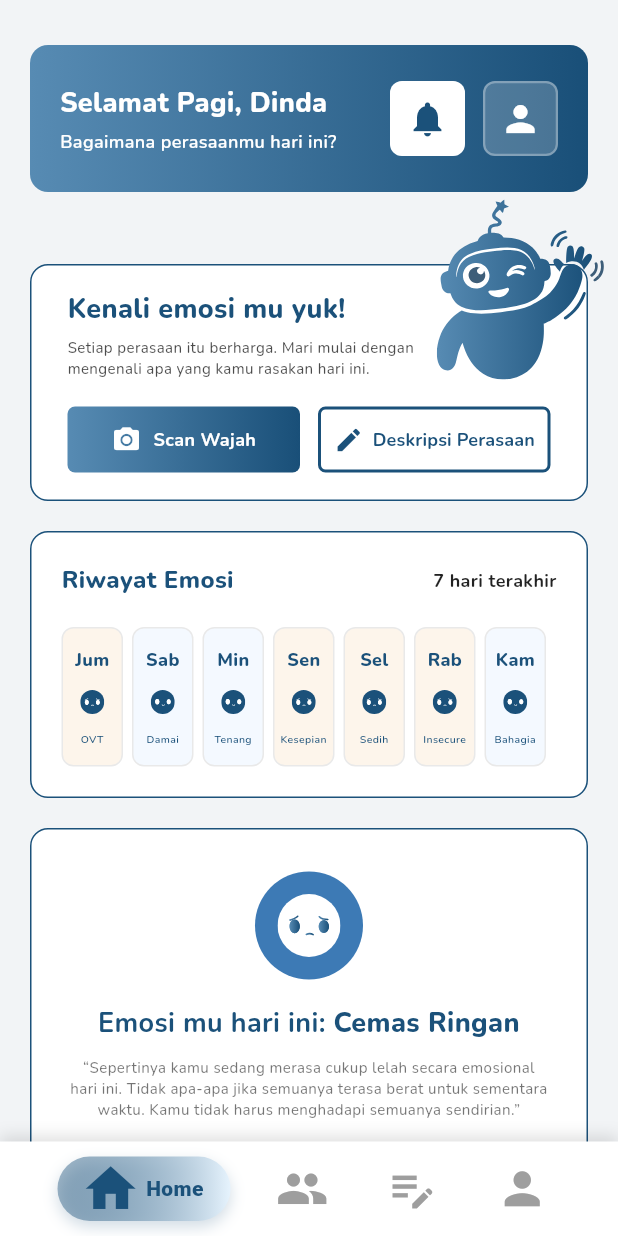
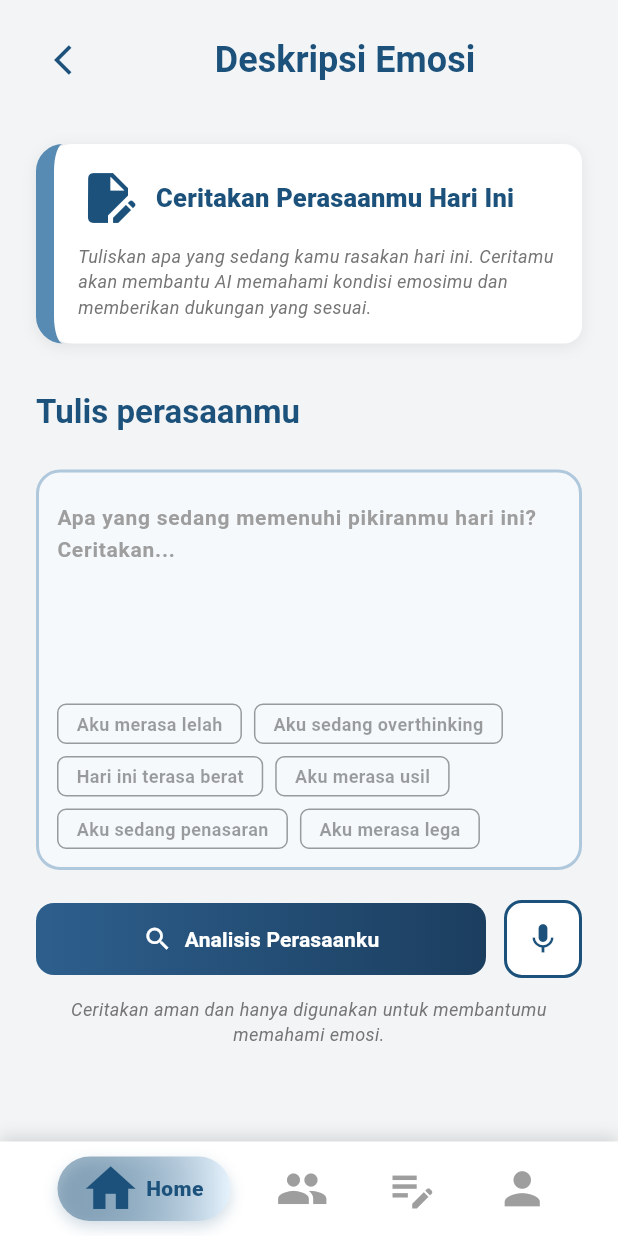
Before and after one commit to faradisyulianto20/partner, a Flutter app: the InputDataPage screen opened by its route, after a tap on "Daftar", after a tap on "Deskripsi Perasaan", on a phone screen of 412 x 824 dp. Run offline on Flutter 3.47's test engine with Material 3 defaults, Android fonts, the phone set to English and light mode, and no system bars; our stand-ins replace camera, dotted_border, flutter_svg, go_router, google_fonts, image_picker.

Commit message:
feat: add emotion description page

```diff
--- a/lib/pages/auth/input_data_page.dart
+++ b/lib/pages/auth/input_data_page.dart
@@ -254,7 +254,7 @@ class _InputDataPageState extends State<InputDataPage> {
                       child: Material(
                         color: Colors.transparent,
                         child: InkWell(
-                          onTap: () => context.go('/'),
+                          onTap: () => context.go('/home'),
                           borderRadius: BorderRadius.circular(30),
                           child: Padding(
                             padding: const EdgeInsets.symmetric(vertical: 14),
--- /dev/null
+++ b/lib/pages/home/analysis_result.dart
@@ -0,0 +1,15 @@
+import 'package:flutter/material.dart';
+
+class AnalysisResult extends StatefulWidget {
+  const AnalysisResult({super.key});
+
+  @override
+  State<AnalysisResult> createState() => _AnalysisResultState();
+}
+
+class _AnalysisResultState extends State<AnalysisResult> {
+  @override
+  Widget build(BuildContext context) {
+    return const Placeholder();
+  }
+}
--- /dev/null
+++ b/lib/pages/home/emotion_description_page.dart
@@ -0,0 +1,331 @@
+import 'package:flutter/material.dart';
+
+class EmotionDescriptionPage extends StatefulWidget {
+  const EmotionDescriptionPage({super.key});
+
+  @override
+  State<EmotionDescriptionPage> createState() => _EmotionDescriptionPageState();
+}
+
+class _EmotionDescriptionPageState extends State<EmotionDescriptionPage> {
+  @override
+  Widget build(BuildContext context) {
+    return const Scaffold(
+      body: SafeArea(
+        child: Column(
+          children: [
+            Header(),
+            Label(),
+            Expanded(
+              child: EmotionDescription(),
+            ),
+          ],
+        ),
+      ),
+    );
+  }
+}
+
+class Header extends StatelessWidget {
+  const Header({super.key});
+
+  @override
+  Widget build(BuildContext context) {
+    return Container(
+      padding: const EdgeInsets.symmetric(horizontal: 24, vertical: 16),
+      child: Row(
+        children: [
+          IconButton(
+            onPressed: () => Navigator.pop(context),
+            icon: const Icon(Icons.arrow_back_ios, color: Color(0xFF1B517A)),
+          ),
+          Expanded(
+            child: Text(
+              'Deskripsi Emosi',
+              style: Theme.of(context).textTheme.headlineSmall?.copyWith(
+                fontWeight: FontWeight.bold,
+                color: const Color(0xFF1B517A),
+              ),
+              textAlign: TextAlign.center,
+            ),
+          ),
+        ],
+      ),
+    );
+  }
+}
+
+class Label extends StatelessWidget {
+
+  const Label({super.key});
+
+  @override
+  Widget build(BuildContext context) {
+    return
+    SingleChildScrollView(
+      padding: const EdgeInsets.symmetric(horizontal: 24, vertical: 16),
+      child: Container(
+        padding: const EdgeInsets.all(16),
+        decoration: BoxDecoration(
+          color: Colors.white,
+          borderRadius: const BorderRadius.only(
+            topLeft: Radius.circular(18),
+            bottomLeft: Radius.circular(18),
+            bottomRight: Radius.circular(12),
+            topRight: Radius.circular(12),
+          ),
+          border: const Border(
+            left: BorderSide(
+              width: 12,
+              color: Color(0xFF578BB3),
+            )
+          ),
+          boxShadow: [
+            BoxShadow(
+              color: Colors.black.withOpacity(0.07),
+              blurRadius: 8,
+              offset: const Offset(0, 2),
+            ),
+          ],
+        ),
+        child: Column(
+          crossAxisAlignment: CrossAxisAlignment.start,
+          children: [
+            Row(
+              crossAxisAlignment: CrossAxisAlignment.center,
+              children: [
+                const Icon(Icons.edit_document, size: 40, color: Color(0xFF1B517A)),
+                const SizedBox(width: 12),
+                Expanded(
+                  child: Text(
+                    'Ceritakan Perasaanmu Hari Ini',
+                    style: Theme.of(context).textTheme.titleMedium?.copyWith(
+                      fontWeight: FontWeight.w800,
+                      fontSize: 17,
+                      color: const Color(0xFF1B517A),
+                    ),
+                  ),
+                ),
+              ],
+            ),
+            const SizedBox(height: 10),
+            Text(
+              'Tuliskan apa yang sedang kamu rasakan hari ini. Ceritamu akan membantu AI memahami kondisi emosimu dan memberikan dukungan yang sesuai.',
+              style: Theme.of(context).textTheme.bodyMedium?.copyWith(
+                color: Colors.grey[600],
+                fontStyle: FontStyle.italic,
+                fontSize: 12,
+              ),
+            ),
+          ],
+        ),
+      ),
+    );
+  }
+}
+
+class EmotionDescription extends StatefulWidget {
+  const EmotionDescription({super.key});
+
+  @override
+  State<EmotionDescription> createState() => _EmotionDescriptionState();
+}
+
+class _EmotionDescriptionState extends State<EmotionDescription> {
+  final TextEditingController _controller = TextEditingController();
+  final List<String> emotionTags = [
+    'Aku merasa lelah',
+    'Aku sedang overthinking',
+    'Hari ini terasa berat',
+    'Aku merasa usil',
+    'Aku sedang penasaran',
+    'Aku merasa lega',
+  ];
+
+  // ✅ Fungsi untuk mengisi TextField dengan teks dari shortcut tag
+  void _onTagTapped(String tag) {
+    final current = _controller.text.trim();
+    if (current.isEmpty) {
+      _controller.text = tag;
+    } else {
+      _controller.text = '$current $tag';
+    }
+    // Pindahkan kursor ke akhir teks
+    _controller.selection = TextSelection.fromPosition(
+      TextPosition(offset: _controller.text.length),
+    );
+  }
+
+  @override
+  Widget build(BuildContext context) {
+    return SingleChildScrollView(
+      padding: const EdgeInsets.symmetric(horizontal: 24, vertical: 16),
+      child: Column(
+        crossAxisAlignment: CrossAxisAlignment.start,
+        children: [
+          // Judul
+          Text(
+            'Tulis perasaanmu',
+            style: Theme.of(context).textTheme.titleLarge?.copyWith(
+              fontWeight: FontWeight.bold,
+              color: const Color(0xFF1B517A),
+            ),
+          ),
+          const SizedBox(height: 16),
+
+          const SizedBox(height: 8),
+
+          Column(
+            crossAxisAlignment: CrossAxisAlignment.start,
+            children: [
+              Container(
+                padding: const EdgeInsets.all(12),
+                decoration: BoxDecoration(
+                  color: const Color(0xFFF5F9FC),
+                  borderRadius: BorderRadius.circular(16),
+                  border: Border.all(
+                  color: const Color(0xFFB0C8DC),
+                  width: 2,
+                  ),
+                ),
+                child: Column(
+                  crossAxisAlignment: CrossAxisAlignment.start,
+                  mainAxisAlignment: MainAxisAlignment.start,
+                  children: [
+                    TextField(
+                      controller: _controller,
+                      maxLines: 6,
+                      decoration: InputDecoration(
+                        hintText: 'Apa yang sedang memenuhi pikiranmu hari ini? Ceritakan...',
+                        hintStyle: TextStyle(
+                          color: Colors.grey[500],
+                          fontSize: 14,
+                        ),
+                        border: InputBorder.none,
+                      ),
+                      style: const TextStyle(
+                        fontSize: 14,
+                        color: Color(0xFF1B517A),
+                        fontWeight: FontWeight.w600,
+                      ),
+                    ),
+
+                    // ✅ Shortcut Label (Quick message) dengan fungsi onTap
+                    Wrap(
+                      spacing: 8,
+                      runSpacing: 8,
+                      children: emotionTags.map((tag) {
+                        return GestureDetector(
+                          onTap: () => _onTagTapped(tag),
+                          child: Container(
+                            padding: const EdgeInsets.symmetric(horizontal: 12, vertical: 4),
+                            decoration: BoxDecoration(
+                              border: Border.all(
+                                color: Colors.black38,
+                                width: 1,
+                              ),
+                              borderRadius: BorderRadius.circular(6),
+                            ),
+                            child: Text(
+                              tag,
+                              style: const TextStyle(
+                                fontSize: 12,
+                                color: Colors.black38,
+                                fontWeight: FontWeight.w600,
+                              ),
+                            ),
+                          ),
+                        );
+                      }).toList(),
+                    ),
+                  ],
+                ),
+              ),
+            ],
+          ),
+
+          const SizedBox(height: 20),
+
+          // Analysis Button & Voice Button
+          Row(
+            children: [
+              Expanded(
+                child: Container(
+                  decoration: BoxDecoration(
+                    gradient: const LinearGradient(
+                      begin: Alignment.centerLeft,
+                      end: Alignment.centerRight,
+                      colors: [
+                        Color(0xFF2D5F8D),
+                        Color(0xFF1B3E5F),
+                      ],
+                    ),
+                    borderRadius: BorderRadius.circular(12),
+                  ),
+                  child: MaterialButton(
+                    onPressed: () {},
+                    padding: const EdgeInsets.symmetric(vertical: 14),
+                    child: const Row(
+                      mainAxisAlignment: MainAxisAlignment.center,
+                      children: [
+                        Icon(Icons.search, color: Colors.white, size: 20),
+                        SizedBox(width: 8),
+                        Text(
+                          'Analisis Perasaanku',
+                          style: TextStyle(
+                            color: Colors.white,
+                            fontSize: 14,
+                            fontWeight: FontWeight.w700,
+                          ),
+                        ),
+                      ],
+                    ),
+                  ),
+                ),
+              ),
+              const SizedBox(width: 12),
+              Container(
+                decoration: BoxDecoration(
+                  color: Colors.white,
+                  borderRadius: BorderRadius.circular(12),
+                  border: Border.all(
+                    color: const Color(0xFF1B517A),
+                    width: 2,
+                  ),
+                ),
+                child: IconButton(
+                  onPressed: () {},
+                  icon: const Icon(
+                    Icons.mic,
+                    color: Color(0xFF1B517A),
+                    size: 24,
+                  ),
+                ),
+              ),
+            ],
+          ),
+          const SizedBox(height: 12),
+
+          // Disclaimer text
+          Center(
+            child: Text(
+              'Ceritakan aman dan hanya digunakan untuk membantumu memahami emosi.',
+              textAlign: TextAlign.center,
+              style: TextStyle(
+                fontSize: 12,
+                color: Colors.grey[600],
+                fontStyle: FontStyle.italic,
+              ),
+            ),
+          ),
+        ],
+      ),
+    );
+  }
+
+  @override
+  void dispose() {
+    _controller.dispose();
+    super.dispose();
+  }
+}
--- /dev/null
+++ b/lib/pages/home/expression_detection.dart
@@ -0,0 +1,15 @@
+import 'package:flutter/material.dart';
+
+class ExpressionDetection extends StatefulWidget {
+  const ExpressionDetection({super.key});
+
+  @override
+  State<ExpressionDetection> createState() => _ExpressionDetectionState();
+}
+
+class _ExpressionDetectionState extends State<ExpressionDetection> {
+  @override
+  Widget build(BuildContext context) {
+    return const Placeholder();
+  }
+}
--- a/lib/pages/route.dart
+++ b/lib/pages/route.dart
@@ -6,9 +6,9 @@ import 'package:hackathon/pages/journal/journal_page.dart';
 import 'package:hackathon/pages/profile/profile_page.dart';
 
 final GoRouter router = GoRouter(
-  initialLocation: '/',
+  initialLocation: '/home',
   routes: [
-    GoRoute(path: '/', builder: (context, state) => const HomePage()),
+    GoRoute(path: '/home', builder: (context, state) => const HomePage()),
     GoRoute(path: '/partner', builder: (context, state) => const PartnerPage()),
     GoRoute(path: '/journal', builder: (context, state) => const JournalPage()),
     GoRoute(path: '/profile', builder: (context, state) => const ProfilePage()),
--- a/lib/router.dart
+++ b/lib/router.dart
@@ -2,6 +2,7 @@ import 'package:go_router/go_router.dart';
 
 // main route
 import 'package:hackathon/pages/home/home.dart';
+import 'package:hackathon/pages/home/emotion_description_page.dart';
 
 import 'package:hackathon/pages/home/home_page.dart';
 import 'package:hackathon/pages/journal/journal_page.dart';
@@ -22,7 +23,7 @@ bool token = false;
 String get _initialLocation {
   if (firstInstall) return '/onboarding/welcome';
   if (!token) return '/login';
-  return '/';
+  return '/home';
 }
 
 final GoRouter router = GoRouter(
@@ -49,7 +50,13 @@ final GoRouter router = GoRouter(
       },
       branches: [
         StatefulShellBranch(routes: [
-          GoRoute(path: '/', builder: (context, state) => const HomePage()),
+          GoRoute(
+            path: '/home',
+            builder: (context, state) => const HomePage(),
+            routes: [
+              GoRoute(path: 'emotion-description', builder: (context, state) => const EmotionDescriptionPage()),
+            ]
+          ),
         ]),
         StatefulShellBranch(routes: [
           GoRoute(
--- a/lib/widgets/home/home_cta.dart
+++ b/lib/widgets/home/home_cta.dart
@@ -1,4 +1,5 @@
 import 'package:flutter/material.dart';
+import 'package:go_router/go_router.dart';
 import 'package:flutter_svg/flutter_svg.dart';
 import 'package:google_fonts/google_fonts.dart';
 
@@ -146,9 +147,7 @@ class _HomeCTAState extends State<HomeCTA> {
                 // Deskripsi Perasaan Button
                 Expanded(
                 child: OutlinedButton(
-                    onPressed: () {
-                      // TODO: Navigate to feeling description
-                    },
+                    onPressed: () => context.push('/home/emotion-description'),
                     style: OutlinedButton.styleFrom(
                       side: const BorderSide(
                         color: Color(0xFF1B517A),
```
